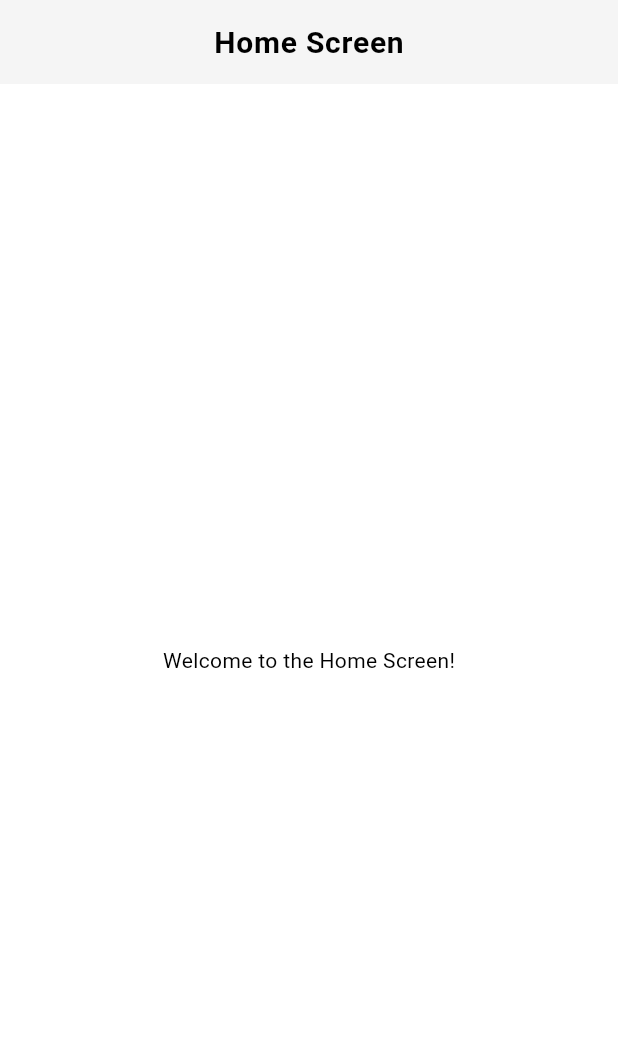
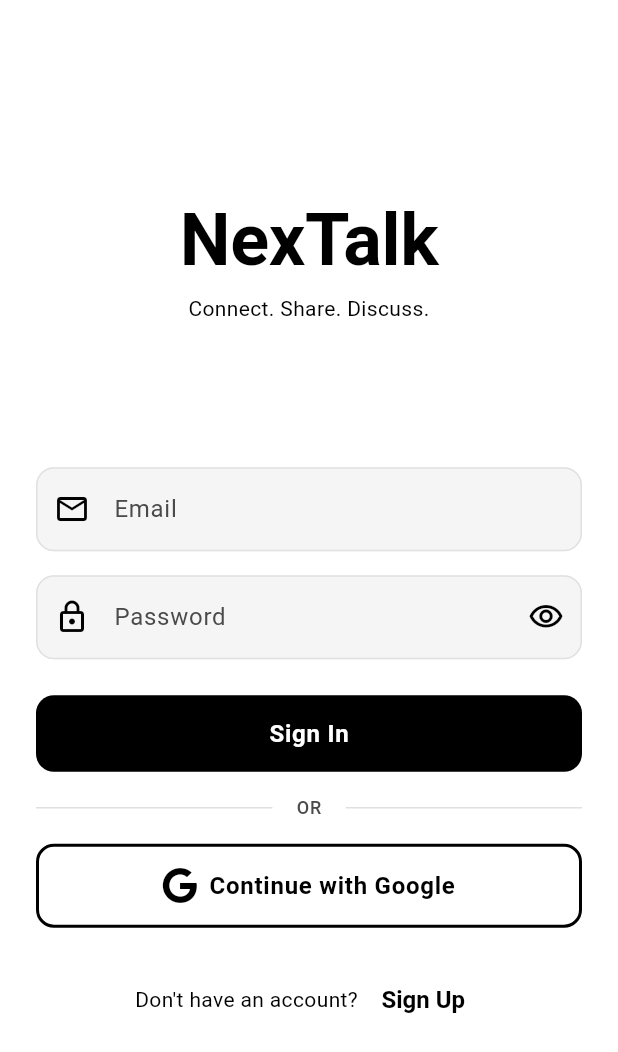
Before and after one commit to kooo12/nextalk_community, a Flutter app: the screen it shows after launch, on a phone screen of 412 x 824 dp. Shown: the top 1052 px of the screen. Run offline on Flutter 3.47's test engine with Material 3 defaults, Android fonts, the phone set to English and light mode, and no system bars; our stand-ins replace cloud_firestore, equatable, firebase_auth, firebase_core, firebase_crashlytics, flutter_riverpod and 4 more; accounts and stored records are empty.

Commit message:
Completed login and signout UI, binded with auth flow, and setup goRoute for routhing

```diff
--- /dev/null
+++ b/lib/core/routing/app_router.dart
@@ -0,0 +1,100 @@
+import 'dart:async';
+
+import 'package:firebase_auth/firebase_auth.dart';
+import 'package:flutter/cupertino.dart';
+import 'package:flutter/foundation.dart';
+import 'package:flutter_riverpod/flutter_riverpod.dart';
+import 'package:go_router/go_router.dart';
+import 'package:nextalk_community/core/providers/firebase_providers.dart';
+import 'package:nextalk_community/features/auth/presentation/screens/login_screen.dart';
+import 'package:nextalk_community/features/auth/presentation/screens/signup_screen.dart';
+import 'package:nextalk_community/features/home/home.dart';
+
+final routerProvider = Provider<GoRouter>((Ref ref) {
+  final authStream = ref.watch(firebaseAuthProvider).authStateChanges();
+  final refreshNotifier = GoRouterRefreshStream(authStream);
+
+  final router = GoRouter(
+      initialLocation: '/login',
+      debugLogDiagnostics: true,
+      refreshListenable: refreshNotifier,
+      redirect: (context, state) {
+        final currentUser = ref.read(currentUserProvider);
+        final user = currentUser.value;
+        final isLoggedIn = user != null;
+        final isGoingToLogin = state.matchedLocation == '/login' ||
+            state.matchedLocation == '/signup';
+
+        // If not logged in and trying to access protected route
+        if (!isLoggedIn && !isGoingToLogin) {
+          return '/login';
+        }
+
+        // If logged in and trying to access auth routes
+        if (isLoggedIn && isGoingToLogin) {
+          return '/home';
+        }
+
+        return null;
+      },
+      routes: [
+        // Auth routes
+        GoRoute(
+          path: '/login',
+          name: 'login',
+          pageBuilder: (context, state) => CustomTransitionPage(
+            key: state.pageKey,
+            transitionsBuilder:
+                (context, animation, secondaryAnimation, child) =>
+                    FadeTransition(opacity: animation, child: child),
+            child: const LoginScreen(),
+          ),
+        ),
+        GoRoute(
+          path: '/signup',
+          name: 'signup',
+          pageBuilder: (context, state) => CustomTransitionPage(
+            key: state.pageKey,
+            transitionsBuilder:
+                (context, animation, secondaryAnimation, child) =>
+                    FadeTransition(opacity: animation, child: child),
+            child: const SignUpScreen(),
+          ),
+        ),
+
+        // Main app routes
+        GoRoute(
+          path: '/home',
+          name: 'home',
+          pageBuilder: (context, state) => CustomTransitionPage(
+            key: state.pageKey,
+            transitionsBuilder:
+                (context, animation, secondaryAnimation, child) =>
+                    FadeTransition(opacity: animation, child: child),
+            child: const HomeScreen(),
+          ),
+        ),
+      ]);
+  // Listen to auth state changes and refresh router
+  ref.listen(currentUserProvider, (previous, next) {
+    if (previous?.value != next.value) {
+      router.refresh();
+    }
+  });
+
+  return router;
+});
+
+class GoRouterRefreshStream extends ChangeNotifier {
+  GoRouterRefreshStream(Stream<User?> stream) {
+    _subscription = stream.listen((_) => notifyListeners());
+  }
+
+  late final StreamSubscription<User?> _subscription;
+
+  @override
+  void dispose() {
+    _subscription.cancel();
+    super.dispose();
+  }
+}
--- a/lib/features/auth/presentation/providers/auth_providers.dart
+++ b/lib/features/auth/presentation/providers/auth_providers.dart
@@ -21,8 +21,7 @@ final authRemoteDataSourceProvider = Provider<AuthRemoteDataSource>((Ref ref) {
 });
 
 final authRepositoryProvider = Provider<AuthRepositoryImpl>((Ref ref) {
-  return AuthRepositoryImpl(
-      remoteDataSource: ref.watch(authRemoteDataSourceProvider));
+  return AuthRepositoryImpl(ref.watch(authRemoteDataSourceProvider));
 });
 
 final signInWithEmailProvider = Provider((Ref ref) {
--- /dev/null
+++ b/lib/features/auth/presentation/screens/login_screen.dart
@@ -0,0 +1,203 @@
+import 'package:flutter/material.dart';
+import 'package:flutter_riverpod/flutter_riverpod.dart';
+import 'package:font_awesome_flutter/font_awesome_flutter.dart';
+import 'package:go_router/go_router.dart';
+import 'package:nextalk_community/core/constants/app_constants.dart';
+import 'package:nextalk_community/core/constants/app_sizes.dart';
+import 'package:nextalk_community/core/utils/validators.dart';
+import 'package:nextalk_community/features/auth/presentation/providers/auth_providers.dart';
+
+class LoginScreen extends ConsumerStatefulWidget {
+  const LoginScreen({super.key});
+
+  @override
+  ConsumerState<LoginScreen> createState() => _LoginScreenState();
+}
+
+class _LoginScreenState extends ConsumerState<LoginScreen> {
+  final _formKey = GlobalKey<FormState>();
+  final _emailController = TextEditingController();
+  final _passwordController = TextEditingController();
+  bool _obscurePassword = true;
+
+  @override
+  void dispose() {
+    _emailController.dispose();
+    _passwordController.dispose();
+    super.dispose();
+  }
+
+  Future<void> _handleLogin() async {
+    if (!_formKey.currentState!.validate()) return;
+
+    await ref
+        .read(authControllerProvider.notifier)
+        .signInEmail(
+          _emailController.text.trim(),
+          _passwordController.text,
+        )
+        .onError((e, stack) {
+      if (mounted) {
+        final snackBar = SnackBar(
+          content: Text(e.toString().replaceAll('Exception: ', '')),
+          backgroundColor: Theme.of(context).colorScheme.error,
+        );
+        ScaffoldMessenger.of(context).showSnackBar(snackBar);
+      }
+    });
+  }
+
+  Future<void> _handleGoogleLogin() async {
+    await ref
+        .read(authControllerProvider.notifier)
+        .signInGoogle()
+        .onError((e, stack) {
+      if (mounted) {
+        final snackBar = SnackBar(
+          content: Text(e.toString().replaceAll('Exception: ', '')),
+          backgroundColor: Theme.of(context).colorScheme.error,
+        );
+        ScaffoldMessenger.of(context).showSnackBar(snackBar);
+      }
+    });
+  }
+
+  @override
+  Widget build(BuildContext context) {
+    final authState = ref.watch(authControllerProvider);
+    return Scaffold(
+      body: SafeArea(
+        child: Center(
+          child: SingleChildScrollView(
+              padding: const EdgeInsets.all(AppSizes.paddingXL),
+              child: Column(
+                children: [
+                  Form(
+                      key: _formKey,
+                      child: Column(
+                        mainAxisAlignment: MainAxisAlignment.center,
+                        crossAxisAlignment: CrossAxisAlignment.stretch,
+                        children: [
+                          Text(
+                            AppConstants.appName,
+                            style: Theme.of(context)
+                                .textTheme
+                                .displayLarge!
+                                .copyWith(fontSize: 48),
+                            textAlign: TextAlign.center,
+                          ),
+                          const SizedBox(height: AppSizes.spacingS),
+                          Text(
+                            AppConstants.appTagline,
+                            style: Theme.of(context).textTheme.bodyMedium,
+                            textAlign: TextAlign.center,
+                          ),
+                          const SizedBox(height: AppSizes.spacingXXXL * 2),
+
+                          // Email Field
+                          TextFormField(
+                            controller: _emailController,
+                            keyboardType: TextInputType.emailAddress,
+                            textInputAction: TextInputAction.next,
+                            validator: Validators.email,
+                            decoration: const InputDecoration(
+                              labelText: 'Email',
+                              prefixIcon: Icon(Icons.email_outlined),
+                            ),
+                          ),
+                          const SizedBox(height: AppSizes.spacingL),
+
+                          // Password Field
+                          TextFormField(
+                            controller: _passwordController,
+                            obscureText: _obscurePassword,
+                            textInputAction: TextInputAction.done,
+                            validator: Validators.password,
+                            onFieldSubmitted: (_) => _handleLogin(),
+                            decoration: InputDecoration(
+                              labelText: 'Password',
+                              prefixIcon: const Icon(Icons.lock_outlined),
+                              suffixIcon: IconButton(
+                                icon: Icon(
+                                  _obscurePassword
+                                      ? Icons.visibility_outlined
+                                      : Icons.visibility_off_outlined,
+                                ),
+                                onPressed: () {
+                                  setState(() {
+                                    _obscurePassword = !_obscurePassword;
+                                  });
+                                },
+                              ),
+                            ),
+                          ),
+                          const SizedBox(height: AppSizes.spacingXL),
+
+                          // Login Button
+                          ElevatedButton(
+                            onPressed:
+                                authState.isLoading ? null : _handleLogin,
+                            child: authState.isLoading
+                                ? const SizedBox(
+                                    height: 20,
+                                    width: 20,
+                                    child: CircularProgressIndicator(
+                                        strokeWidth: 2),
+                                  )
+                                : const Text('Sign In'),
+                          ),
+                          const SizedBox(height: AppSizes.spacingL),
+
+                          // Divider
+                          Row(
+                            children: [
+                              const Expanded(child: Divider()),
+                              Padding(
+                                padding:
+                                    const EdgeInsets.symmetric(horizontal: 16),
+                                child: Text(
+                                  'OR',
+                                  style:
+                                      Theme.of(context).textTheme.labelMedium,
+                                ),
+                              ),
+                              const Expanded(child: Divider()),
+                            ],
+                          ),
+                          const SizedBox(height: AppSizes.spacingL),
+
+                          // Google Sign In Button
+                          OutlinedButton.icon(
+                            onPressed:
+                                authState.isLoading ? null : _handleGoogleLogin,
+                            icon:
+                                const FaIcon(FontAwesomeIcons.google, size: 24),
+                            label: const Text('Continue with Google'),
+                          ),
+                          const SizedBox(height: AppSizes.spacingXL),
+
+                          // Sign Up Link
+                          Row(
+                            mainAxisAlignment: MainAxisAlignment.center,
+                            children: [
+                              Text(
+                                "Don't have an account? ",
+                                style: Theme.of(context).textTheme.bodyMedium,
+                              ),
+                              TextButton(
+                                onPressed: () {
+                                  context.pushReplacement('/signup');
+                                },
+                                child: const Text('Sign Up'),
+                              ),
+                            ],
+                          ),
+                        ],
+                      )),
+                ],
+              )),
+        ),
+      ),
+    );
+  }
+}
--- a/lib/features/home/home.dart
+++ b/lib/features/home/home.dart
@@ -1,21 +1,43 @@
 import 'package:flutter/material.dart';
+import 'package:flutter_riverpod/flutter_riverpod.dart';
+import 'package:nextalk_community/features/auth/presentation/providers/auth_providers.dart';
 
-class HomeScreen extends StatefulWidget {
+class HomeScreen extends ConsumerStatefulWidget {
   const HomeScreen({super.key});
 
   @override
-  State<HomeScreen> createState() => _HomeScreenState();
+  ConsumerState<HomeScreen> createState() => _HomeScreenState();
 }
 
-class _HomeScreenState extends State<HomeScreen> {
+class _HomeScreenState extends ConsumerState<HomeScreen> {
   @override
   Widget build(BuildContext context) {
     return Scaffold(
       appBar: AppBar(
         title: const Text('Home Screen'),
       ),
-      body: const Center(
-        child: Text('Welcome to the Home Screen!'),
+      body: Center(
+        child: Column(
+          mainAxisAlignment: MainAxisAlignment.center,
+          children: [
+            const Text('Welcome to the Home Screen!'),
+            TextButton.icon(
+              onPressed: () async {
+                try {
+                  await ref.read(authControllerProvider.notifier).signOutUser();
+                } catch (e) {
+                  if (context.mounted) {
+                    ScaffoldMessenger.of(context).showSnackBar(
+                      SnackBar(content: Text('Failed to sign out: $e')),
+                    );
+                  }
+                }
+              },
+              label: const Text('Logout'),
+              icon: const Icon(Icons.logout),
+            ),
+          ],
+        ),
       ),
     );
   }
--- a/lib/main.dart
+++ b/lib/main.dart
@@ -8,8 +8,8 @@ import 'package:flutter/material.dart';
 import 'package:flutter_riverpod/flutter_riverpod.dart';
 import 'package:nextalk_community/core/constants/app_constants.dart';
 import 'package:nextalk_community/core/providers/theme_provider.dart';
+import 'package:nextalk_community/core/routing/app_router.dart';
 import 'package:nextalk_community/core/utils/theme_utils.dart';
-import 'package:nextalk_community/features/home/home.dart';
 
 Future<void> _initializeCrashlytics() async {
   try {
@@ -97,13 +97,14 @@ class MyApp extends ConsumerWidget {
   @override
   Widget build(BuildContext context, WidgetRef ref) {
     final themeMode = ref.watch(themeProvider);
-    return MaterialApp(
+    final router = ref.watch(routerProvider);
+    return MaterialApp.router(
       debugShowCheckedModeBanner: false,
       title: AppConstants.appName,
       theme: AppTheme.lightTheme,
       darkTheme: AppTheme.darkTheme,
       themeMode: themeMode,
-      home: const HomeScreen(),
+      routerConfig: router,
     );
   }
 }
--- a/pubspec.yaml
+++ b/pubspec.yaml
@@ -40,6 +40,9 @@ dependencies:
   flutter_riverpod: ^2.6.1
   riverpod_annotation: ^2.6.1
 
+  # Routing
+  go_router: ^14.2.7
+
   # Firebase
   firebase_core: ^3.6.0
   firebase_auth: ^5.3.1
@@ -51,6 +54,7 @@ dependencies:
 
   # Utilities
   equatable: ^2.0.5
+  font_awesome_flutter: 10.8.0
 
 dev_dependencies:
   flutter_test:
```
Also changed, not shown: lib/features/auth/data/repositories/auth_repository_impl.dart (+14 -10 lines), lib/features/auth/presentation/controllers/auth_controller.dart (+24 -33 lines), lib/features/auth/presentation/screens/signup_screen.dart (added, +240 -0 lines), pubspec.lock.
